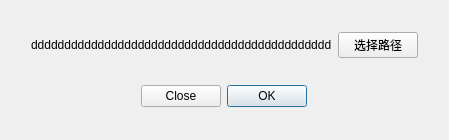
The window that ui/mainwindow.ui (rouqiuhehehe/compress_png) describes before a commit, drawn with Qt 5.
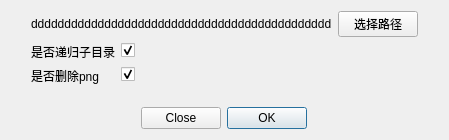
The same window after the commit.

```diff
--- a/ui/mainwindow.ui
+++ b/ui/mainwindow.ui
@@ -40,13 +40,6 @@
      <property name="spacing">
       <number>6</number>
      </property>
-     <item row="0" column="1">
-      <widget class="QPushButton" name="pushButton">
-       <property name="text">
-        <string>选择路径</string>
-       </property>
-      </widget>
-     </item>
      <item row="0" column="0">
       <widget class="QLabel" name="label">
        <property name="sizePolicy">
@@ -66,6 +59,63 @@
        </property>
        <property name="wordWrap">
         <bool>false</bool>
+       </property>
+      </widget>
+     </item>
+     <item row="0" column="1">
+      <widget class="QPushButton" name="pushButton">
+       <property name="text">
+        <string>选择路径</string>
+       </property>
+      </widget>
+     </item>
+    </layout>
+   </item>
+   <item>
+    <layout class="QFormLayout" name="formLayout">
+     <property name="labelAlignment">
+      <set>Qt::AlignmentFlag::AlignLeading|Qt::AlignmentFlag::AlignLeft|Qt::AlignmentFlag::AlignVCenter</set>
+     </property>
+     <property name="leftMargin">
+      <number>20</number>
+     </property>
+     <property name="rightMargin">
+      <number>20</number>
+     </property>
+     <item row="0" column="0">
+      <widget class="QLabel" name="Label">
+       <property name="minimumSize">
+        <size>
+         <width>0</width>
+         <height>0</height>
+        </size>
+       </property>
+       <property name="text">
+        <string>是否递归子目录</string>
+       </property>
+       <property name="alignment">
+        <set>Qt::AlignmentFlag::AlignLeading|Qt::AlignmentFlag::AlignLeft|Qt::AlignmentFlag::AlignVCenter</set>
+       </property>
+      </widget>
+     </item>
+     <item row="0" column="1">
+      <widget class="QCheckBox" name="RecursiveCheckBox">
+       <property name="checked">
+        <bool>true</bool>
+       </property>
+      </widget>
+     </item>
+     <item row="1" column="0">
+      <widget class="QLabel" name="pngLabel">
+       <property name="text">
+        <string>是否删除png</string>
+       </property>
+      </widget>
+     </item>
+     <item row="1" column="1">
+      <widget class="QCheckBox" name="pngCheckBox">
+       <property name="checked">
+        <bool>true</bool>
        </property>
       </widget>
      </item>
```
